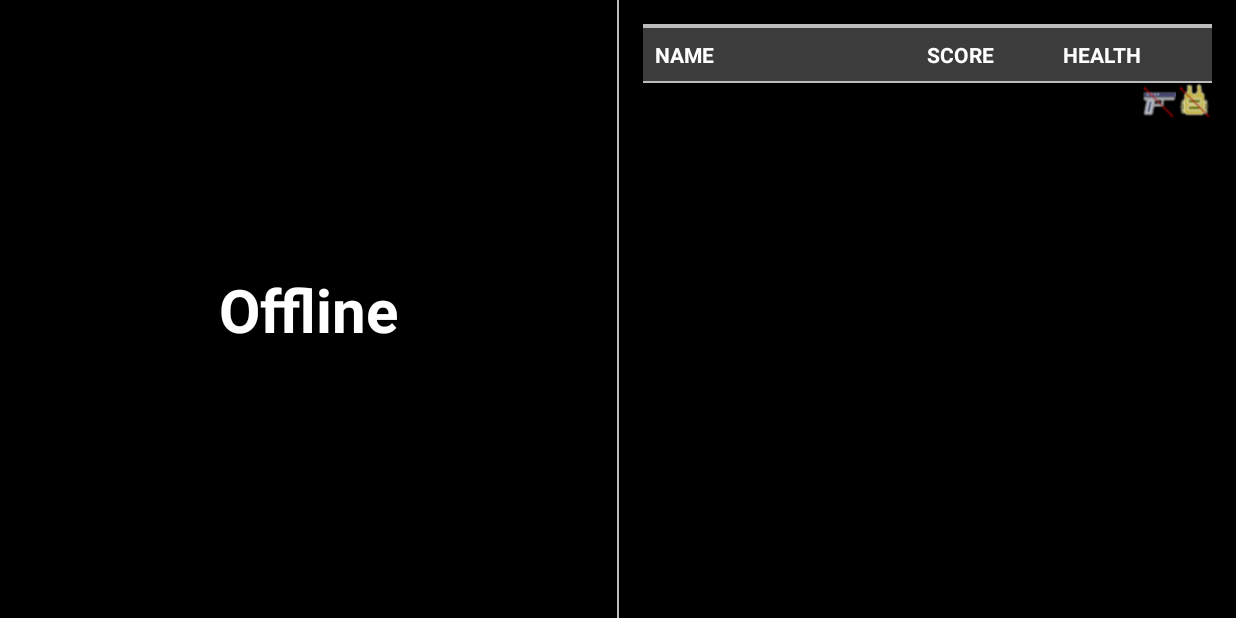
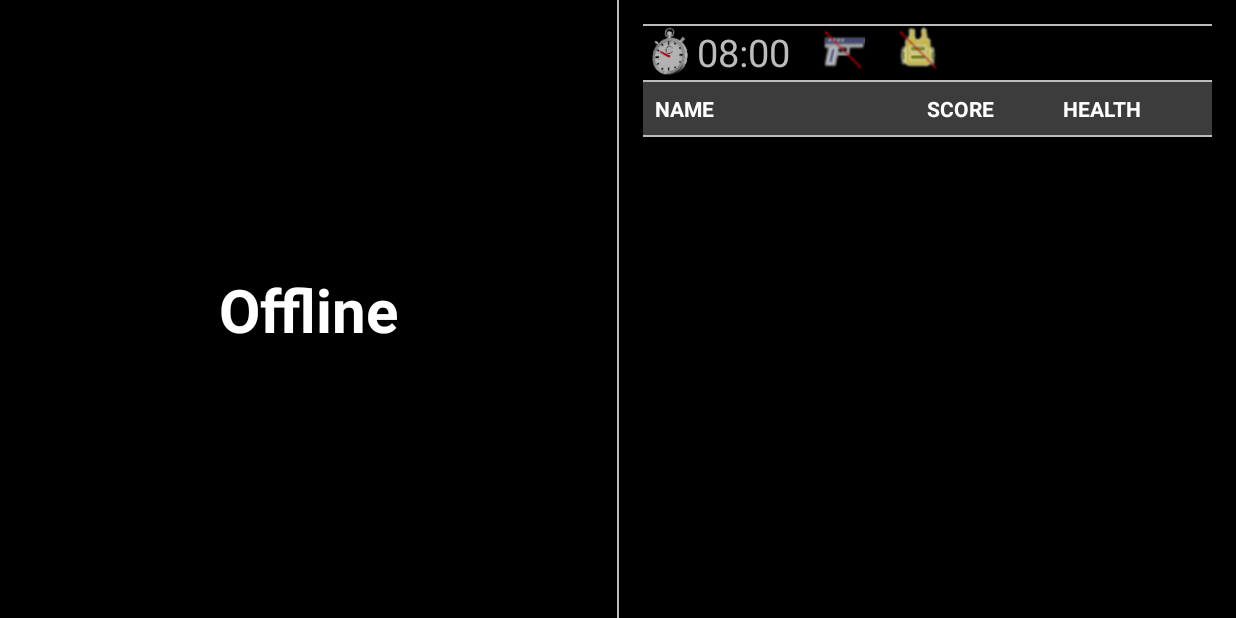
Before and after one commit to shifty-eyed/lasertag-android, an Android app: the screen it shows after launch (MainActivity), on a phone screen of 824 x 412 dp (held sideways). Run offline under Robolectric (Android 15) with nearby library versions, the phone set to English and light mode, and no system bars.

Commit message:
new ui layout with total ammo counter

```diff
--- a/app/src/main/java/net/lasertag/Config.java
+++ b/app/src/main/java/net/lasertag/Config.java
@@ -10,7 +10,7 @@ import java.util.UUID;
 
 public class Config {
 
-    public static final int DEFAULT_PLAYER_ID = 1;
+    public static final int DEFAULT_PLAYER_ID = 2;
 
     public static final String TAG = "Lasertag";
     public static final String CHANNEL_ID = "LasertagForegroundServiceChannel";
@@ -43,8 +43,10 @@ public class Config {
     private final byte playerId;
     private InetAddress broadcastAddress;
     private InetAddress serverAddress = null;
+    private final Context context;
 
     public Config(Context context) {
+        this.context = context;
         SharedPreferences prefs = context.getSharedPreferences(PREFS_NAME, MODE_PRIVATE);
         playerId = (byte)prefs.getInt(PLAYER_ID_KEY, DEFAULT_PLAYER_ID);
         try {
@@ -54,6 +56,12 @@ public class Config {
 
     public byte getPlayerId() {
         return playerId;
+    }
+    public void setPlayerId(int playerId) {
+        SharedPreferences prefs = context.getSharedPreferences(PREFS_NAME, MODE_PRIVATE);
+        SharedPreferences.Editor editor = prefs.edit();
+        editor.putInt(PLAYER_ID_KEY, playerId);
+        editor.apply();
     }
 
     public InetAddress getServerAddress() {
--- a/app/src/main/java/net/lasertag/MainActivity.java
+++ b/app/src/main/java/net/lasertag/MainActivity.java
@@ -59,8 +59,7 @@ public class MainActivity extends AppCompatActivity implements TextToSpeech.OnIn
                     android.Manifest.permission.BLUETOOTH_SCAN
             };
 
-    private final BroadcastReceiver udpMessageReceiver = new BroadcastReceiver() {
-
+    private final BroadcastReceiver serviceMessageReceiver = new BroadcastReceiver() {
         @Override
         public synchronized void onReceive(Context context, Intent intent) {
             switch (Objects.requireNonNull(intent.getAction())) {
@@ -88,6 +87,7 @@ public class MainActivity extends AppCompatActivity implements TextToSpeech.OnIn
     private TextView playerName;
     private TextView playerHealth;
     private TextView playerScore;
+    private TextView playerTotalAmmo;
     private ImageView deviceStatusGun;
     private ImageView deviceStatusVest;
     private TableLayout playersTable;
@@ -104,8 +104,11 @@ public class MainActivity extends AppCompatActivity implements TextToSpeech.OnIn
     private volatile int currentState = -1;
     private volatile boolean teamPlay = false;
     private volatile Player[] players = new Player[0];
+    private final Player thisPlayer = new Player(DEFAULT_PLAYER_ID);
     private volatile boolean toasterOn = false;
     private int lastLeader = -1;
+
+    private AdminSettingsDialog adminSettingsDialog;
 
     @Override
     public void onConfigurationChanged(@NonNull Configuration newConfig) {
@@ -118,15 +121,17 @@ public class MainActivity extends AppCompatActivity implements TextToSpeech.OnIn
         Log.i(TAG, "onCreate");
         if (allPermissionsGranted()) {
             startService(new Intent(this, GameService.class));
-            registerReceiver(udpMessageReceiver, new IntentFilter(INTERCOM_GAME_MESSAGE), Context.RECEIVER_EXPORTED);
-            registerReceiver(udpMessageReceiver, new IntentFilter(INTERCOM_TIME_TICK), Context.RECEIVER_EXPORTED);
-            registerReceiver(udpMessageReceiver, new IntentFilter(INTERCOM_GAME_STATE), Context.RECEIVER_EXPORTED);
+            registerReceiver(serviceMessageReceiver, new IntentFilter(INTERCOM_GAME_MESSAGE), Context.RECEIVER_EXPORTED);
+            registerReceiver(serviceMessageReceiver, new IntentFilter(INTERCOM_TIME_TICK), Context.RECEIVER_EXPORTED);
+            registerReceiver(serviceMessageReceiver, new IntentFilter(INTERCOM_GAME_STATE), Context.RECEIVER_EXPORTED);
         } else {
             ActivityCompat.requestPermissions(this, REQUIRED_PERMISSIONS,1);
         }
 
         config = new Config(this);
+        thisPlayer.setId(config.getPlayerId());
         textToSpeech = new TextToSpeech(this, this);
+        adminSettingsDialog = new AdminSettingsDialog(this);
 
         enableFullScreenMode();
         setContentView(R.layout.activity_main);
@@ -134,10 +139,12 @@ public class MainActivity extends AppCompatActivity implements TextToSpeech.OnIn
         playerName = findViewById(R.id.player_name);
         playerHealth = findViewById(R.id.player_health);
         playerScore = findViewById(R.id.player_score);
+        playerTotalAmmo = findViewById(R.id.player_total_ammo);
         playersTable = findViewById(R.id.players_table);
         playerInfoLayout = findViewById(R.id.player_info_layout);
         announcementLayout = findViewById(R.id.announcement_layout);
         announcementText = findViewById(R.id.announcement_text);
+        announcementText.setOnClickListener((View v) -> adminSettingsDialog.onAdminSettingsInvocationTap());
         gameTime = findViewById(R.id.game_timer);
         bulletsBar = findViewById(R.id.bullets_bar);
         teamScoresBar = findViewById(R.id.team_scores);
@@ -190,7 +197,10 @@ public class MainActivity extends AppCompatActivity implements TextToSpeech.OnIn
         getWindow().setFlags(WindowManager.LayoutParams.FLAG_FULLSCREEN,
                 WindowManager.LayoutParams.FLAG_FULLSCREEN);
         getWindow().addFlags(WindowManager.LayoutParams.FLAG_KEEP_SCREEN_ON);
+        goFullScreen();
+    }
 
+    public void goFullScreen() {
         View decorView = getWindow().getDecorView();
         decorView.setSystemUiVisibility(
                 View.SYSTEM_UI_FLAG_IMMERSIVE_STICKY
@@ -206,6 +216,7 @@ public class MainActivity extends AppCompatActivity implements TextToSpeech.OnIn
     protected void onResume() {
         super.onResume();
         Log.i(TAG, "onResume");
+        goFullScreen();
         sendBroadcast(new Intent("ACTIVITY_RESUMED"));
     }
 
@@ -244,7 +255,7 @@ public class MainActivity extends AppCompatActivity implements TextToSpeech.OnIn
             }
             case STATE_DEAD -> {
                 showAnnouncementLayout(true);
-                announcementText.setText("You are dead.");
+                announcementText.setText(String.format("Go to\nRespawn Point %d", thisPlayer.getAssignedRespawnPoint()));
             }
             case STATE_OFFLINE -> {
                 showAnnouncementLayout(true);
@@ -289,12 +300,8 @@ public class MainActivity extends AppCompatActivity implements TextToSpeech.OnIn
     }
 
     private void handleTime(TimeMessage message) {
-        if (!toasterOn) {
-            switch (currentState) {
-                case STATE_IDLE -> announcementText.setText(String.format("Start in %d...", message.getSeconds()));
-                case STATE_GAME -> gameTime.setText(String.format("%02d:%02d", message.getMinutes(), message.getSeconds()));
-                case STATE_DEAD -> announcementText.setText(String.format("You are dead.\nRespawn in %d...", message.getSeconds()));
-            }
+        if (!toasterOn && currentState == STATE_GAME) {
+            gameTime.setText(String.format("%02d:%02d", message.getMinutes(), message.getSeconds()));
             if (message.getMinutes() == 0 && message.getSeconds() < 10 && message.getSeconds() > 0) {
                 speak(String.valueOf(message.getSeconds()));
             }
@@ -311,10 +318,12 @@ public class MainActivity extends AppCompatActivity implements TextToSpeech.OnIn
         }
     }
     private void updatePlayerInfo(Player player) {
+        thisPlayer.copyPlayerValuesFrom(player);
         playerName.setText(player.getName());
         playerName.setBackgroundColor(ResourcesCompat.getColor(getResources(), config.getTeamColor(player.getTeamId(), true), null));
         playerHealth.setText(String.valueOf(player.getHealth()));
         playerScore.setText(String.valueOf(player.getScore()));
+        playerTotalAmmo.setText(String.valueOf(player.getBulletsTotal()));
         refreshBulletsBar(player.getBulletsInMagazine());
     }
 
@@ -425,6 +434,14 @@ public class MainActivity extends AppCompatActivity implements TextToSpeech.OnIn
         return null;
     }
 
+    public Config getConfig() {
+        return config;
+    }
+
+    public Player getThisPlayer() {
+        return thisPlayer;
+    }
+
     @Override
     protected void onDestroy() {
         Log.i(TAG, "onDestroy called");
@@ -433,7 +450,7 @@ public class MainActivity extends AppCompatActivity implements TextToSpeech.OnIn
             textToSpeech.shutdown();
         }
         super.onDestroy();
-        unregisterReceiver(udpMessageReceiver);
+        unregisterReceiver(serviceMessageReceiver);
     }
 
 }
--- a/app/src/main/java/net/lasertag/model/Player.kt
+++ b/app/src/main/java/net/lasertag/model/Player.kt
@@ -4,7 +4,7 @@ import net.lasertag.Config
 import java.io.Serializable
 
 data class Player(
-    val id: Int,
+    var id: Int,
     var health: Int,
     var score: Int,
     var teamId: Int,
@@ -59,6 +59,7 @@ data class Player(
     }
 
     fun respawn() {
+        assignedRespawnPoint = -1
         health = Config.MAX_HEALTH
         bulletsInMagazine = Config.MAGAZINE_SIZE
         bulletsTotal = bulletsMax
@@ -79,6 +80,9 @@ data class Player(
         score = player.score
         teamId = player.teamId
         damage = player.damage
+        bulletsMax = player.bulletsMax
+        assignedRespawnPoint = player.assignedRespawnPoint
+
         if (player.name.isNotEmpty()) {
             name = player.name
         }
--- a/app/src/main/res/layout/activity_main.xml
+++ b/app/src/main/res/layout/activity_main.xml
@@ -83,28 +83,27 @@
             app:layout_constraintTop_toBottomOf="@+id/player_health" />
 
         <ImageView
-            android:id="@+id/imageViewTime"
+            android:id="@+id/imageView3"
             android:layout_width="wrap_content"
             android:layout_height="wrap_content"
-            android:layout_marginStart="0dp"
+            android:layout_marginStart="4dp"
             android:layout_marginLeft="8dp"
             android:layout_marginTop="32dp"
             app:layout_constraintStart_toStartOf="parent"
             app:layout_constraintTop_toBottomOf="@+id/imageView2"
-            app:srcCompat="@drawable/time" />
+            app:srcCompat="@drawable/ammo_box" />
 
         <TextView
-            android:id="@+id/game_timer"
-            android:layout_width="wrap_content"
-            android:layout_height="wrap_content"
+            android:id="@+id/player_total_ammo"
+            android:layout_width="100dp"
+            android:layout_height="64dp"
             android:layout_marginStart="16dp"
-            android:text="08:00"
+            android:layout_marginTop="32dp"
+            android:text="50"
             android:textColor="@color/grey"
             android:textSize="46sp"
-            app:layout_constraintBottom_toBottomOf="parent"
-            app:layout_constraintStart_toEndOf="@+id/imageViewTime"
-            app:layout_constraintTop_toBottomOf="@+id/player_score"
-            app:layout_constraintVertical_bias="0.363" />
+            app:layout_constraintStart_toEndOf="@+id/imageView2"
+            app:layout_constraintTop_toBottomOf="@+id/player_score" />
 
         <LinearLayout
             android:id="@+id/bullets_bar"
@@ -170,6 +169,45 @@
             android:orientation="horizontal"
             android:padding="0dp"
             android:stretchColumns="1" />
+
+        <LinearLayout
+            android:id="@+id/device_status"
+            android:layout_width="wrap_content"
+            android:layout_height="wrap_content"
+            android:layout_gravity="start"
+            android:orientation="horizontal"
+            android:padding="0dp"
+            >
+
+            <ImageView
+                android:id="@+id/imageViewTime"
+                android:layout_width="36dp"
+                android:layout_height="36dp"
+                app:srcCompat="@drawable/time" />
+
+            <TextView
+                android:id="@+id/game_timer"
+                android:layout_width="wrap_content"
+                android:layout_height="wrap_content"
+                android:text="08:00"
+                android:textColor="@color/grey"
+                android:textSize="25sp" />
+
+            <ImageView
+                android:id="@+id/device_status_gun"
+                app:srcCompat="@drawable/gun_crossed"
+                android:layout_width="30dp"
+                android:layout_height="30dp"
+                android:layout_marginStart="20dp"/>
+
+            <ImageView
+                android:id="@+id/device_status_vest"
+                app:srcCompat="@drawable/vest_crossed"
+                android:layout_width="30dp"
+                android:layout_height="30dp"
+                android:layout_marginStart="20dp"/>
+        </LinearLayout>
+
         <View
             android:layout_width="match_parent"
             android:layout_height="1dp"
@@ -223,25 +261,6 @@
             android:layout_height="1dp"
             android:background="@color/grey" />
 
-        <LinearLayout
-            android:id="@+id/device_status"
-            android:layout_width="wrap_content"
-            android:layout_height="wrap_content"
-            android:layout_gravity="end"
-            android:orientation="horizontal"
-            android:padding="0dp">
-            <ImageView
-                android:id="@+id/device_status_gun"
-                app:srcCompat="@drawable/gun_crossed"
-                android:layout_width="24dp"
-                android:layout_height="24dp"/>
-
-            <ImageView
-                android:id="@+id/device_status_vest"
-                app:srcCompat="@drawable/vest_crossed"
-                android:layout_width="24dp"
-                android:layout_height="24dp"/>
-        </LinearLayout>
     </LinearLayout>
 
 </LinearLayout>
```
Also changed, not shown: app/src/main/java/net/lasertag/AdminSettingsDialog.java (added, +79 -0 lines), app/src/main/java/net/lasertag/GameService.java (+13 -9 lines), app/src/main/res/drawable/ammo_box.png (added), 1 other file.
